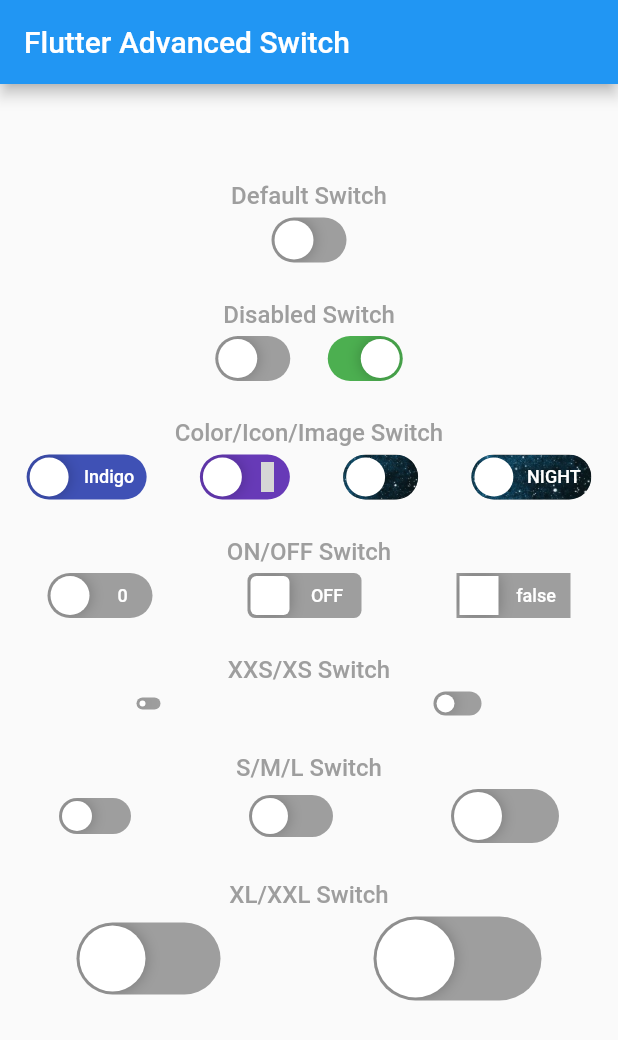
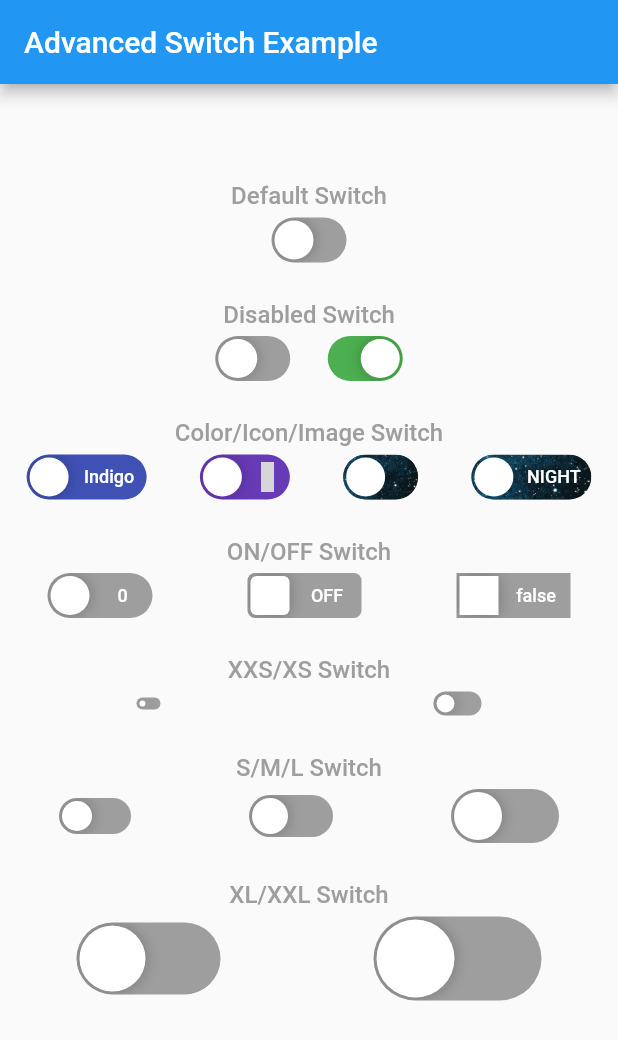
Before and after one commit to alex-melnyk/flutter_advanced_switch, a Flutter app: the screen it shows after launch, on a phone screen of 412 x 824 dp. Shown: the top 1040 px of the screen. Run offline on Flutter 3.47's test engine with Material 2 defaults, Android fonts, the phone set to English and light mode, and no system bars; our stand-ins replace flutter_icons; grey boxes are pictures that could not be loaded.

Commit message:
Example app title was changed.

```diff
--- a/example/lib/main.dart
+++ b/example/lib/main.dart
@@ -38,7 +38,7 @@ class _MyAppState extends State<MyApp> {
     return MaterialApp(
       home: Scaffold(
         appBar: AppBar(
-          title: const Text('Flutter Advanced Switch'),
+          title: const Text('Advanced Switch Example'),
         ),
         body: Container(
           width: double.infinity,
```
